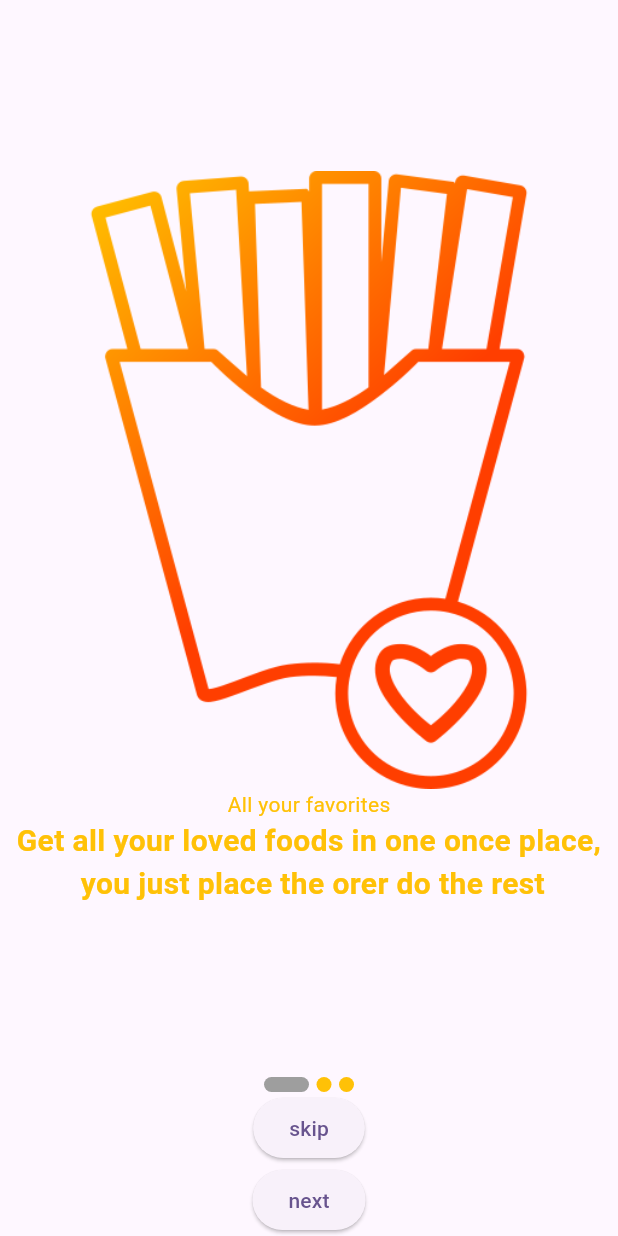
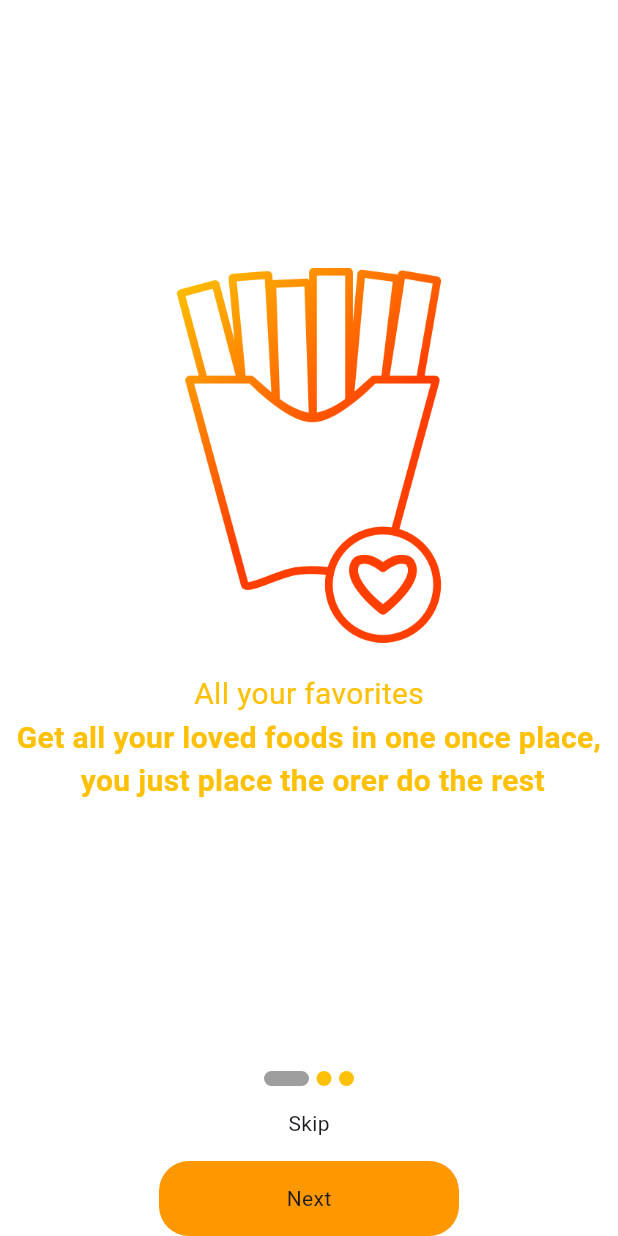
Before and after one commit to royaallam/food_app_flutter, a Flutter app: the Onboarding screen opened directly, on a phone screen of 412 x 824 dp. Run offline on Flutter 3.47's test engine with Material 3 defaults, Android fonts, the phone set to English and light mode, and no system bars.

Commit message:
first commit

```diff
--- a/lib/auto/sing_up_screen.dart
+++ b/lib/auto/sing_up_screen.dart
@@ -108,7 +108,6 @@ class SignUpScreen extends StatelessWidget {
         SizedBox(height: 10,),
         TextField(
           obscureText: isPassword,
-
           decoration: InputDecoration(
             hintText: hint,
             hintStyle: const TextStyle(color: Colors.grey),
--- a/lib/main.dart
+++ b/lib/main.dart
@@ -21,7 +21,7 @@ class MyApp extends StatelessWidget {
 
         colorScheme: ColorScheme.fromSeed(seedColor: Colors.deepPurple),
       ),
-      home: SignUpScreen()
+      home:SplashScreen()
     );
   }
 }
--- a/lib/onbarding/first_screen.dart
+++ b/lib/onbarding/first_screen.dart
@@ -13,19 +13,21 @@ class _FirstScreenState extends State<FirstScreen> {
     return Column(
       mainAxisAlignment: MainAxisAlignment.center,
       children: [
-Image.asset("images/4_fav.png"),
-Text("All your favorites",style: TextStyle(
-  color: Colors.amber,
-  fontSize: 14
 
-),),
+      Image.asset("images/4_fav.png",height: 250,width: 500,),
+      SizedBox(height: 20,),
+      Text("All your favorites",style: TextStyle(
+       color: Colors.amber,
+        fontSize: 20
+
+        ),),
 Text("Get all your loved foods in one once place,\n you just place the orer do the rest",textAlign: TextAlign.center
 ,style: TextStyle(
 
   color: Colors.amber,
   fontSize: 20,
   fontWeight: FontWeight.bold
-),),
+     ),),
       ],
     );
   }
--- a/lib/onbarding/onboarding.dart
+++ b/lib/onbarding/onboarding.dart
@@ -17,6 +17,7 @@ class _OnboardingState extends State<Onboarding> {
   @override
   Widget build(BuildContext context) {
     return Scaffold(
+      backgroundColor: Colors.white,
       body: SafeArea(child: Column(
       children: [
         Expanded(
@@ -43,17 +44,43 @@ class _OnboardingState extends State<Onboarding> {
             SizedBox(width: 5,),
             CustomIndicator(active: index==2),
         ],),
-        ElevatedButton(onPressed: (){
+        InkWell(
+           child: Container(
+            height: 50,
+            width: 200,
+            decoration: BoxDecoration(
 
-        }, child: Text(index==2?"Register":"skip")),
-      ElevatedButton(onPressed: (){
-        _controller.animateToPage(index+1, duration: Duration(
+              borderRadius: BorderRadius.circular(20)
+              ,
+            ),
+            child: Center(child: Text(index==2?"Register":"Skip"))),
+
+           ),
+           InkWell(
+            onTap: () {
+             _controller.animateToPage(index+1, duration: Duration(
             milliseconds: 250
           ), curve: Curves.linear);
-      }, child: Text(
-        index==2?"login":
-        "next")
-        )
+            },
+            child:Container(
+              height: 50,
+            width: 200,
+            decoration: BoxDecoration(
+              color: Colors.orange,
+              borderRadius: BorderRadius.circular(20)
+              ,
+            ),
+              child: Center(
+                child: Text(
+                        index==2?"login":
+                        "Next"),
+              ),
+            ) ,
+           )
+
+
+
+
       ],
     )),
     );
--- a/lib/onbarding/third_screen.dart
+++ b/lib/onbarding/third_screen.dart
@@ -13,7 +13,8 @@ class _ThirdScreenState extends State<ThirdScreen> {
     return Column(
       mainAxisAlignment: MainAxisAlignment.center,
       children: [
-Image.asset("images/4_fav.png"),
+Image.asset("images/2_dev.png",height: 250,width: 500,
+),
 Text("Free delivery offers",style: TextStyle(
   color: Colors.amber,
   fontSize: 14
--- a/pubspec.yaml
+++ b/pubspec.yaml
@@ -64,6 +64,7 @@ flutter:
   - images/2_dev.png
   - images/3_chef.png
   - images/4_fav.png
+  - images/fan_blades.jpeg
 
 
   # An image asset can refer to one or more resolution-specific "variants", see
```
Also changed, not shown: lib/splash_screen.dart (+95 -14 lines), images/fan_blades.jpeg (added).
